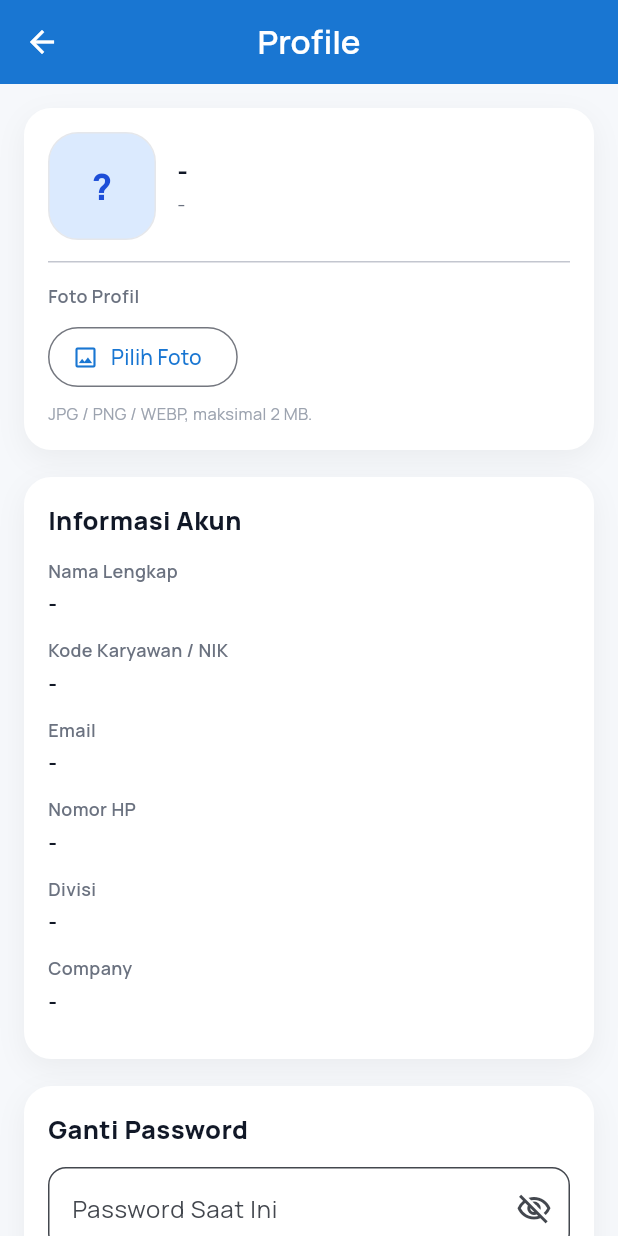
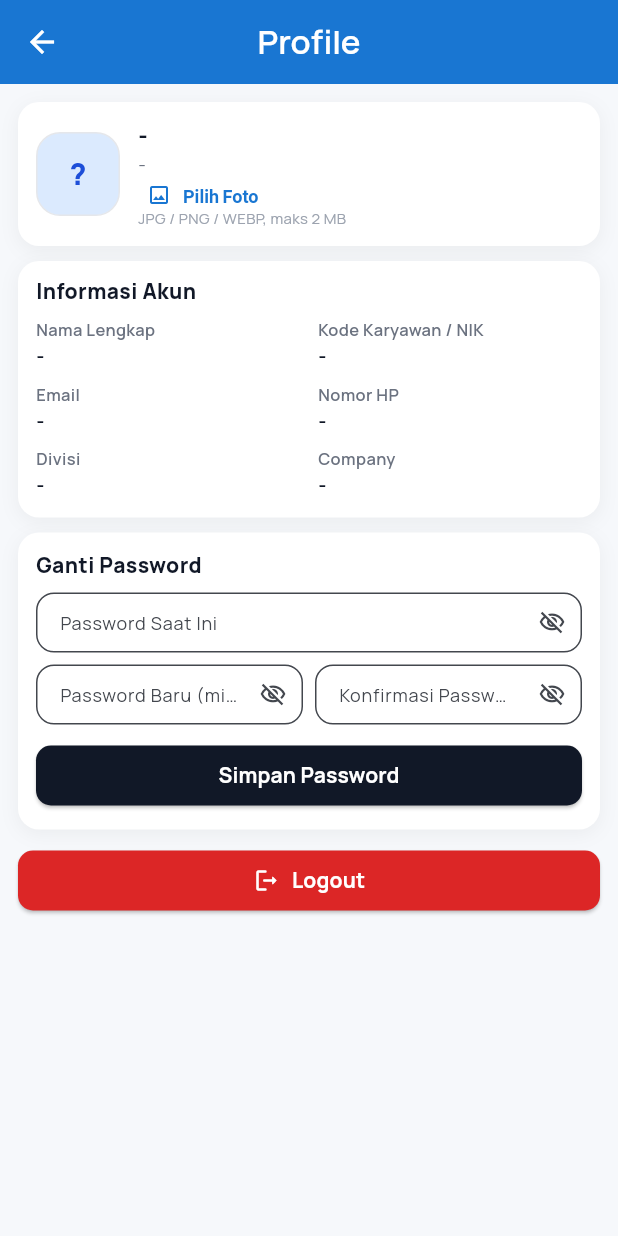
Before and after one commit to kangcepu/mcs, a Flutter app: the ProfilePage screen opened directly, on a phone screen of 412 x 824 dp. Run offline on Flutter 3.47's test engine with Material 3 defaults, Android fonts, the phone set to English and light mode, and no system bars; our stand-ins replace cached_network_image, chewie, dio, firebase_core, firebase_messaging, flutter_dotenv and 14 more; missing offline and left inert: mobile_scanner, pro_image_editor, syncfusion_flutter_pdfviewer; accounts and stored records are empty; network calls fail.

Commit message:
update Page Mobile

```diff
--- a/mcs_mobile/lib/app/modules/home/views/profile_page.dart
+++ b/mcs_mobile/lib/app/modules/home/views/profile_page.dart
@@ -282,18 +282,48 @@ class _ProfilePageState extends State<ProfilePage> {
       body: _isLoading
           ? const Center(child: CircularProgressIndicator())
           : SingleChildScrollView(
-              padding: const EdgeInsets.all(16),
-              child: Column(
+              padding: const EdgeInsets.all(12),
+              child: LayoutBuilder(
+                builder: (context, constraints) {
+                  final wide = constraints.maxWidth >= 720;
+                  if (wide) {
+                    return Row(
                       crossAxisAlignment: CrossAxisAlignment.start,
                       children: [
+                        Expanded(
+                          child: Column(
+                            children: [
                               _buildIdentityCard(),
-                  const SizedBox(height: 18),
-                  _buildProfileCard(),
-                  const SizedBox(height: 18),
-                  _buildPasswordCard(),
-                  const SizedBox(height: 18),
-                  _buildLogoutCard(),
+                              const SizedBox(height: 10),
+                              _buildProfileCard(constraints.maxWidth),
                             ],
+                          ),
+                        ),
+                        const SizedBox(width: 10),
+                        Expanded(
+                          child: Column(
+                            children: [
+                              _buildPasswordCard(sideBySide: false),
+                              const SizedBox(height: 10),
+                              _buildLogoutButton(),
+                            ],
+                          ),
+                        ),
+                      ],
+                    );
+                  }
+                  return Column(
+                    children: [
+                      _buildIdentityCard(),
+                      const SizedBox(height: 10),
+                      _buildProfileCard(constraints.maxWidth),
+                      const SizedBox(height: 10),
+                      _buildPasswordCard(sideBySide: true),
+                      const SizedBox(height: 10),
+                      _buildLogoutButton(),
+                    ],
+                  );
+                },
               ),
             ),
     );
@@ -301,24 +331,24 @@ class _ProfilePageState extends State<ProfilePage> {
 
   BoxDecoration get _cardDecoration => BoxDecoration(
         color: Colors.white,
-        borderRadius: BorderRadius.circular(18),
+        borderRadius: BorderRadius.circular(14),
         boxShadow: [
           BoxShadow(
             color: Colors.black.withValues(alpha: 0.05),
-            blurRadius: 16,
-            offset: const Offset(0, 6),
+            blurRadius: 10,
+            offset: const Offset(0, 3),
           ),
         ],
       );
 
   Widget _buildAvatar(User? user) {
-    const size = 72.0;
+    const size = 56.0;
     final initials = _initials(user?.fullname ?? '');
     final fallback = Center(
       child: Text(
         initials,
         style: const TextStyle(
-          fontSize: 24,
+          fontSize: 20,
           fontWeight: FontWeight.w800,
           color: Color(0xFF1D4ED8),
         ),
@@ -344,7 +374,7 @@ class _ProfilePageState extends State<ProfilePage> {
       height: size,
       decoration: BoxDecoration(
         color: const Color(0xFFDBEAFE),
-        borderRadius: BorderRadius.circular(20),
+        borderRadius: BorderRadius.circular(16),
         border: Border.all(color: const Color(0xFFE5E7EB)),
       ),
       clipBehavior: Clip.antiAlias,
@@ -355,76 +385,73 @@ class _ProfilePageState extends State<ProfilePage> {
   Widget _buildIdentityCard() {
     final user = _user;
     final hasPicked = _pickedPhotoPath != null;
+    const compact = VisualDensity(horizontal: -3, vertical: -3);
+    const smallText = TextStyle(fontSize: 12, fontWeight: FontWeight.w600);
 
     return Container(
       width: double.infinity,
-      padding: const EdgeInsets.all(16),
+      padding: const EdgeInsets.all(12),
       decoration: _cardDecoration,
-      child: Column(
-        crossAxisAlignment: CrossAxisAlignment.start,
-        children: [
-          Row(
+      child: Row(
+        crossAxisAlignment: CrossAxisAlignment.center,
         children: [
           _buildAvatar(user),
-              const SizedBox(width: 14),
+          const SizedBox(width: 12),
           Expanded(
             child: Column(
               crossAxisAlignment: CrossAxisAlignment.start,
               children: [
                 Text(
-                      (user?.fullname ?? '').trim().isEmpty
-                          ? '-'
-                          : user!.fullname,
+                  (user?.fullname ?? '').trim().isEmpty ? '-' : user!.fullname,
                   maxLines: 2,
                   overflow: TextOverflow.ellipsis,
                   style: const TextStyle(
-                        fontSize: 17,
+                    fontSize: 15,
                     fontWeight: FontWeight.w800,
                     color: Color(0xFF111827),
                   ),
                 ),
-                    const SizedBox(height: 2),
                 Text(
                   user?.username ?? '-',
                   style: const TextStyle(
-                        fontSize: 13,
+                    fontSize: 12,
                     color: Color(0xFF6B7280),
                   ),
                 ),
-                  ],
+                const SizedBox(height: 4),
+                Wrap(
+                  spacing: 4,
+                  runSpacing: 0,
+                  crossAxisAlignment: WrapCrossAlignment.center,
+                  children: [
+                    TextButton.icon(
+                      onPressed: _isPhotoBusy ? null : _chooseSource,
+                      style: TextButton.styleFrom(
+                        visualDensity: compact,
+                        padding: const EdgeInsets.symmetric(horizontal: 6),
+                        minimumSize: Size.zero,
+                        tapTargetSize: MaterialTapTargetSize.shrinkWrap,
+                        textStyle: smallText,
                       ),
-              ),
-            ],
-          ),
-          const SizedBox(height: 14),
-          const Divider(height: 1),
-          const SizedBox(height: 14),
-          const Text(
-            'Foto Profil',
-            style: TextStyle(
-              fontSize: 12,
-              fontWeight: FontWeight.w600,
-              color: Color(0xFF6B7280),
-            ),
-          ),
-          const SizedBox(height: 8),
-          Wrap(
-            spacing: 8,
-            runSpacing: 8,
-            children: [
-              OutlinedButton.icon(
-                onPressed: _isPhotoBusy ? null : _chooseSource,
-                icon: const Icon(Icons.image_outlined, size: 18),
+                      icon: const Icon(Icons.image_outlined, size: 16),
                       label: Text(hasPicked ? 'Ganti Pilihan' : 'Pilih Foto'),
                     ),
                     if (hasPicked)
-                ElevatedButton(
+                      TextButton(
                         onPressed: _isPhotoBusy ? null : _savePhoto,
+                        style: TextButton.styleFrom(
+                          visualDensity: compact,
+                          padding: const EdgeInsets.symmetric(horizontal: 6),
+                          minimumSize: Size.zero,
+                          tapTargetSize: MaterialTapTargetSize.shrinkWrap,
+                          textStyle: smallText,
+                        ),
                         child: _isPhotoBusy
                             ? const SizedBox(
-                          width: 18,
-                          height: 18,
-                          child: CircularProgressIndicator(strokeWidth: 2),
+                                width: 14,
+                                height: 14,
+                                child:
+                                    CircularProgressIndicator(strokeWidth: 2),
                               )
                             : const Text('Simpan Foto'),
                       ),
@@ -433,33 +460,58 @@ class _ProfilePageState extends State<ProfilePage> {
                         onPressed: _isPhotoBusy
                             ? null
                             : () => setState(() => _pickedPhotoPath = null),
+                        style: TextButton.styleFrom(
+                          visualDensity: compact,
+                          padding: const EdgeInsets.symmetric(horizontal: 6),
+                          minimumSize: Size.zero,
+                          tapTargetSize: MaterialTapTargetSize.shrinkWrap,
+                          textStyle: smallText,
+                          foregroundColor: const Color(0xFF6B7280),
+                        ),
                         child: const Text('Batal'),
                       ),
                     if (!hasPicked && _hasSavedPhoto)
                       TextButton.icon(
                         onPressed: _isPhotoBusy ? null : _removePhoto,
-                  style: TextButton.styleFrom(foregroundColor: Colors.red),
-                  icon: const Icon(Icons.delete_outline, size: 18),
+                        style: TextButton.styleFrom(
+                          visualDensity: compact,
+                          padding: const EdgeInsets.symmetric(horizontal: 6),
+                          minimumSize: Size.zero,
+                          tapTargetSize: MaterialTapTargetSize.shrinkWrap,
+                          textStyle: smallText,
+                          foregroundColor: Colors.red,
+                        ),
+                        icon: const Icon(Icons.delete_outline, size: 16),
                         label: const Text('Hapus'),
                       ),
                   ],
                 ),
-          const SizedBox(height: 6),
                 const Text(
-            'JPG / PNG / WEBP, maksimal 2 MB.',
-            style: TextStyle(fontSize: 11, color: Color(0xFF9CA3AF)),
+                  'JPG / PNG / WEBP, maks 2 MB',
+                  style: TextStyle(fontSize: 10, color: Color(0xFF9CA3AF)),
+                ),
+              ],
+            ),
           ),
         ],
       ),
     );
   }
 
-  Widget _buildProfileCard() {
+  Widget _buildProfileCard(double availableWidth) {
     final user = _user;
+    final items = <List<String>>[
+      ['Nama Lengkap', user?.fullname ?? '-'],
+      ['Kode Karyawan / NIK', user?.username ?? '-'],
+      ['Email', user?.email ?? '-'],
+      ['Nomor HP', user?.phone ?? '-'],
+      ['Divisi', user?.division?.divisionName ?? '-'],
+      ['Company', user?.company?.companyName ?? '-'],
+    ];
 
     return Container(
       width: double.infinity,
-      padding: const EdgeInsets.all(16),
+      padding: const EdgeInsets.fromLTRB(12, 10, 12, 4),
       decoration: _cardDecoration,
       child: Column(
         crossAxisAlignment: CrossAxisAlignment.start,
@@ -467,27 +519,52 @@ class _ProfilePageState extends State<ProfilePage> {
           const Text(
             'Informasi Akun',
             style: TextStyle(
-              fontSize: 17,
+              fontSize: 14,
               fontWeight: FontWeight.w800,
               color: Color(0xFF111827),
             ),
           ),
-          const SizedBox(height: 14),
-          _buildInfoTile('Nama Lengkap', user?.fullname ?? '-'),
-          _buildInfoTile('Kode Karyawan / NIK', user?.username ?? '-'),
-          _buildInfoTile('Email', user?.email ?? '-'),
-          _buildInfoTile('Nomor HP', user?.phone ?? '-'),
-          _buildInfoTile('Divisi', user?.division?.divisionName ?? '-'),
-          _buildInfoTile('Company', user?.company?.companyName ?? '-'),
+          const SizedBox(height: 8),
+          LayoutBuilder(
+            builder: (context, box) {
+              const gap = 12.0;
+              final tileWidth = (box.maxWidth - gap) / 2;
+              return Wrap(
+                spacing: gap,
+                children: [
+                  for (final item in items)
+                    SizedBox(
+                      width: tileWidth,
+                      child: _buildInfoTile(item[0], item[1]),
+                    ),
+                ],
+              );
+            },
+          ),
         ],
       ),
     );
   }
 
-  Widget _buildPasswordCard() {
+  Widget _buildPasswordCard({required bool sideBySide}) {
+    final newField = _buildPasswordField(
+      controller: _newPasswordController,
+      label: 'Password Baru (min. $_minPasswordLength)',
+      obscureText: _obscureNew,
+      errorText: _newPasswordError,
+      onToggle: () => setState(() => _obscureNew = !_obscureNew),
+    );
+    final confirmField = _buildPasswordField(
+      controller: _confirmPasswordController,
+      label: 'Konfirmasi Password Baru',
+      obscureText: _obscureConfirm,
+      errorText: _confirmPasswordError,
+      onToggle: () => setState(() => _obscureConfirm = !_obscureConfirm),
+    );
+
     return Container(
       width: double.infinity,
-      padding: const EdgeInsets.all(16),
+      padding: const EdgeInsets.all(12),
       decoration: _cardDecoration,
       child: Column(
         crossAxisAlignment: CrossAxisAlignment.start,
@@ -495,42 +572,34 @@ class _ProfilePageState extends State<ProfilePage> {
           const Text(
             'Ganti Password',
             style: TextStyle(
-              fontSize: 17,
+              fontSize: 14,
               fontWeight: FontWeight.w800,
               color: Color(0xFF111827),
             ),
           ),
-          const SizedBox(height: 14),
+          const SizedBox(height: 8),
           _buildPasswordField(
             controller: _currentPasswordController,
             label: 'Password Saat Ini',
             obscureText: _obscureCurrent,
-            onToggle: () {
-              setState(() => _obscureCurrent = !_obscureCurrent);
-            },
+            onToggle: () => setState(() => _obscureCurrent = !_obscureCurrent),
           ),
-          const SizedBox(height: 12),
-          _buildPasswordField(
-            controller: _newPasswordController,
-            label: 'Password Baru',
-            obscureText: _obscureNew,
-            errorText: _newPasswordError,
-            helperText: 'Minimal $_minPasswordLength karakter.',
-            onToggle: () {
-              setState(() => _obscureNew = !_obscureNew);
-            },
-          ),
-          const SizedBox(height: 12),
-          _buildPasswordField(
-            controller: _confirmPasswordController,
-            label: 'Konfirmasi Password Baru',
-            obscureText: _obscureConfirm,
-            errorText: _confirmPasswordError,
-            onToggle: () {
-              setState(() => _obscureConfirm = !_obscureConfirm);
-            },
-          ),
-          const SizedBox(height: 16),
+          const SizedBox(height: 8),
+          if (sideBySide)
+            Row(
+              crossAxisAlignment: CrossAxisAlignment.start,
+              children: [
+                Expanded(child: newField),
+                const SizedBox(width: 8),
+                Expanded(child: confirmField),
+              ],
+            )
+          else ...[
+            newField,
+            const SizedBox(height: 8),
+            confirmField,
+          ],
+          const SizedBox(height: 10),
           SizedBox(
             width: double.infinity,
             child: ElevatedButton(
@@ -538,15 +607,15 @@ class _ProfilePageState extends State<ProfilePage> {
               style: ElevatedButton.styleFrom(
                 backgroundColor: const Color(0xFF111827),
                 foregroundColor: Colors.white,
-                padding: const EdgeInsets.symmetric(vertical: 14),
+                padding: const EdgeInsets.symmetric(vertical: 10),
                 shape: RoundedRectangleBorder(
-                  borderRadius: BorderRadius.circular(14),
+                  borderRadius: BorderRadius.circular(10),
                 ),
               ),
               child: _isSaving
                   ? const SizedBox(
-                      width: 20,
-                      height: 20,
+                      width: 18,
+                      height: 18,
                       child: CircularProgressIndicator(
                         strokeWidth: 2,
                         color: Colors.white,
@@ -563,28 +632,23 @@ class _ProfilePageState extends State<ProfilePage> {
     );
   }
 
-  Widget _buildLogoutCard() {
-    return Container(
-      width: double.infinity,
-      padding: const EdgeInsets.all(16),
-      decoration: _cardDecoration,
-      child: SizedBox(
+  Widget _buildLogoutButton() {
+    return SizedBox(
       width: double.infinity,
       child: ElevatedButton.icon(
         onPressed: _homeController.logout,
         style: ElevatedButton.styleFrom(
           backgroundColor: const Color(0xFFDC2626),
           foregroundColor: Colors.white,
-            padding: const EdgeInsets.symmetric(vertical: 14),
+          padding: const EdgeInsets.symmetric(vertical: 10),
           shape: RoundedRectangleBorder(
-              borderRadius: BorderRadius.circular(14),
+            borderRadius: BorderRadius.circular(10),
           ),
         ),
-          icon: const Icon(Icons.logout_rounded),
+        icon: const Icon(Icons.logout_rounded, size: 18),
         label: const Text(
           'Logout',
           style: TextStyle(fontWeight: FontWeight.w700),
-          ),
         ),
       ),
     );
@@ -592,23 +656,24 @@ class _ProfilePageState extends State<ProfilePage> {
 
   Widget _buildInfoTile(String label, String value) {
     return Padding(
-      padding: const EdgeInsets.only(bottom: 12),
+      padding: const EdgeInsets.only(bottom: 8),
       child: Column(
         crossAxisAlignment: CrossAxisAlignment.start,
         children: [
           Text(
             label,
             style: const TextStyle(
-              fontSize: 12,
+              fontSize: 11,
               fontWeight: FontWeight.w600,
               color: Color(0xFF6B7280),
             ),
           ),
-          const SizedBox(height: 4),
           Text(
             value.trim().isEmpty ? '-' : value,
+            maxLines: 2,
+            overflow: TextOverflow.ellipsis,
             style: const TextStyle(
-              fontSize: 14,
+              fontSize: 13,
               fontWeight: FontWeight.w700,
               color: Color(0xFF111827),
             ),
@@ -624,20 +689,28 @@ class _ProfilePageState extends State<ProfilePage> {
     required bool obscureText,
     required VoidCallback onToggle,
     String? errorText,
-    String? helperText,
   }) {
     return TextField(
       controller: controller,
       obscureText: obscureText,
       onChanged: (_) => setState(() {}),
+      style: const TextStyle(fontSize: 13),
       decoration: InputDecoration(
         labelText: label,
+        labelStyle: const TextStyle(fontSize: 12),
         errorText: errorText,
-        helperText: helperText,
+        isDense: true,
+        contentPadding:
+            const EdgeInsets.symmetric(horizontal: 12, vertical: 10),
+        suffixIconConstraints:
+            const BoxConstraints(minWidth: 36, minHeight: 36),
         suffixIcon: IconButton(
           onPressed: onToggle,
+          padding: EdgeInsets.zero,
+          visualDensity: VisualDensity.compact,
           icon: Icon(
             obscureText ? Icons.visibility_off_outlined : Icons.visibility,
+            size: 18,
           ),
         ),
       ),
```
Lines whose indentation alone changed are shown as unchanged.
